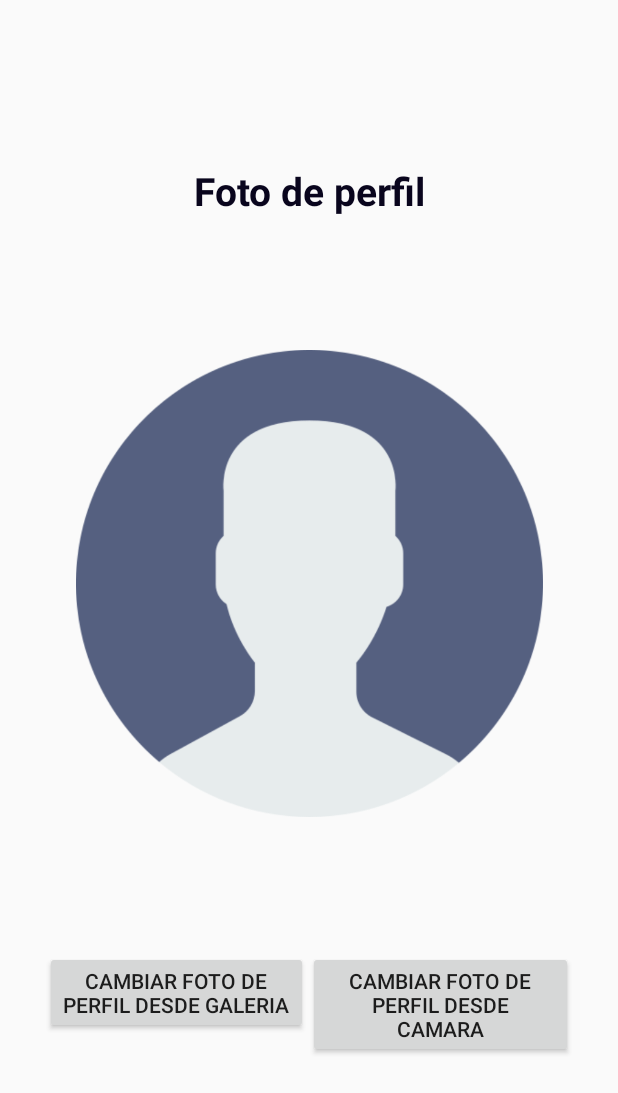
After one commit to ICM2310/MedicaMe, an Android app: the layout activity_foto_perfil.xml on its own in the app's theme, with its tools: preview values and no code run, on a phone screen of 412 x 824 dp. The commit adds this screen. Shown: the top 1093 px of the screen. Run offline under Robolectric (Android 15) with nearby library versions, the phone set to English and light mode, and no system bars.

Commit message:
Creación de actividad foto perfil y actualización de foto perfil en la actividad menu

```diff
--- /dev/null
+++ b/app/src/main/res/layout-land/activity_foto_perfil.xml
@@ -0,0 +1,67 @@
+<?xml version="1.0" encoding="utf-8"?>
+<androidx.constraintlayout.widget.ConstraintLayout xmlns:android="http://schemas.android.com/apk/res/android"
+    xmlns:app="http://schemas.android.com/apk/res-auto"
+    xmlns:tools="http://schemas.android.com/tools"
+    android:layout_width="match_parent"
+    android:layout_height="match_parent"
+    tools:context=".FotoPerfilActivity">
+
+    <TextView
+        android:id="@+id/encabezado"
+        android:layout_width="wrap_content"
+        android:layout_height="wrap_content"
+        android:text="Foto de perfil"
+        android:fontFamily="@font/roboto_bold"
+        android:textColor="@color/boldTextColor"
+        android:textSize="26sp"
+        android:textAlignment="center"
+        app:layout_constraintEnd_toEndOf="parent"
+        app:layout_constraintStart_toStartOf="parent"
+        app:layout_constraintTop_toTopOf="parent"
+        app:layout_constraintBottom_toTopOf="@id/fotoPerfilPersona"/>
+
+    <ImageView
+        android:id="@+id/fotoPerfilPersona"
+        android:layout_width="277dp"
+        android:layout_height="245dp"
+        app:layout_constraintBottom_toTopOf="@id/alineacionBotones"
+        app:layout_constraintEnd_toEndOf="parent"
+        app:layout_constraintStart_toStartOf="parent"
+        app:layout_constraintTop_toBottomOf="@+id/encabezado"
+        app:srcCompat="@drawable/defaultuserimageprofile" />
+    <LinearLayout
+
+        android:id="@+id/alineacionBotones"
+        android:layout_width="match_parent"
+        android:layout_height="wrap_content"
+        app:layout_constraintEnd_toEndOf="parent"
+        app:layout_constraintStart_toStartOf="parent"
+        app:layout_constraintBottom_toBottomOf="parent"
+        app:layout_constraintTop_toBottomOf="@id/fotoPerfilPersona"
+        >
+        <Button
+            android:id="@+id/cambioFotoGaleriaButton"
+            android:layout_width="wrap_content"
+            android:layout_height="wrap_content"
+            android:text="Cambiar foto de perfil desde galeria"
+            app:layout_constraintBottom_toBottomOf="parent"
+            app:layout_constraintEnd_toEndOf="parent"
+            app:layout_constraintStart_toStartOf="parent"
+            app:layout_constraintTop_toBottomOf="@+id/fotoPerfilPersona"
+            android:layout_weight="1"
+            android:layout_marginLeft="20dp"
+            android:layout_marginRight="10dp"/>
+
+        <Button
+            android:id="@+id/cambioFotoCamaraButton"
+            android:layout_width="wrap_content"
+            android:layout_height="wrap_content"
+            android:text="cambiar foto de perfil desde camara"
+            android:layout_weight="1"
+            android:layout_marginRight="20dp"
+            android:layout_marginLeft="10dp"/>
+
+
+    </LinearLayout>
+
+</androidx.constraintlayout.widget.ConstraintLayout>
--- /dev/null
+++ b/app/src/main/res/layout/activity_foto_perfil.xml
@@ -0,0 +1,67 @@
+<?xml version="1.0" encoding="utf-8"?>
+<androidx.constraintlayout.widget.ConstraintLayout xmlns:android="http://schemas.android.com/apk/res/android"
+    xmlns:app="http://schemas.android.com/apk/res-auto"
+    xmlns:tools="http://schemas.android.com/tools"
+    android:layout_width="match_parent"
+    android:layout_height="match_parent"
+    tools:context=".FotoPerfilActivity"
+    android:paddingLeft="30dp"
+    android:paddingRight="30dp"
+    android:paddingBottom="30dp"
+    android:paddingTop="20dp">
+
+    <TextView
+        android:id="@+id/encabezado"
+        android:layout_width="wrap_content"
+        android:layout_height="wrap_content"
+        android:text="Foto de perfil"
+        android:fontFamily="@font/roboto_bold"
+        android:textColor="@color/boldTextColor"
+        android:textSize="26sp"
+        android:textAlignment="center"
+        app:layout_constraintEnd_toEndOf="parent"
+        app:layout_constraintStart_toStartOf="parent"
+        app:layout_constraintTop_toTopOf="parent"
+        app:layout_constraintBottom_toTopOf="@id/fotoPerfilPersona"/>
+
+    <ImageView
+        android:id="@+id/fotoPerfilPersona"
+        android:layout_width="347dp"
+        android:layout_height="311dp"
+        app:layout_constraintBottom_toTopOf="@id/alineacionBotones"
+        app:layout_constraintEnd_toEndOf="parent"
+        app:layout_constraintStart_toStartOf="parent"
+        app:layout_constraintTop_toBottomOf="@+id/encabezado"
+        app:srcCompat="@drawable/defaultuserimageprofile" />
+    <LinearLayout
+
+        android:id="@+id/alineacionBotones"
+        android:layout_width="match_parent"
+        android:layout_height="wrap_content"
+        app:layout_constraintEnd_toEndOf="parent"
+        app:layout_constraintStart_toStartOf="parent"
+        app:layout_constraintBottom_toBottomOf="parent"
+        app:layout_constraintTop_toBottomOf="@id/fotoPerfilPersona"
+        >
+        <Button
+            android:id="@+id/cambioFotoGaleriaButton"
+            android:layout_width="wrap_content"
+            android:layout_height="wrap_content"
+            android:text="Cambiar foto de perfil desde galeria"
+            app:layout_constraintBottom_toBottomOf="parent"
+            app:layout_constraintEnd_toEndOf="parent"
+            app:layout_constraintStart_toStartOf="parent"
+            app:layout_constraintTop_toBottomOf="@+id/fotoPerfilPersona"
+            android:layout_weight="1"/>
+
+        <Button
+            android:id="@+id/cambioFotoCamaraButton"
+            android:layout_width="wrap_content"
+            android:layout_height="wrap_content"
+            android:text="cambiar foto de perfil desde camara"
+            android:layout_weight="1"/>
+
+
+    </LinearLayout>
+
+</androidx.constraintlayout.widget.ConstraintLayout>
```
Also changed, not shown: app/src/main/java/javeriana/edu/co/medicameapp/FotoPerfilActivity.java (added, +100 -0 lines), app/src/main/java/javeriana/edu/co/medicameapp/MenuActivity.java (+28 -0 lines).
